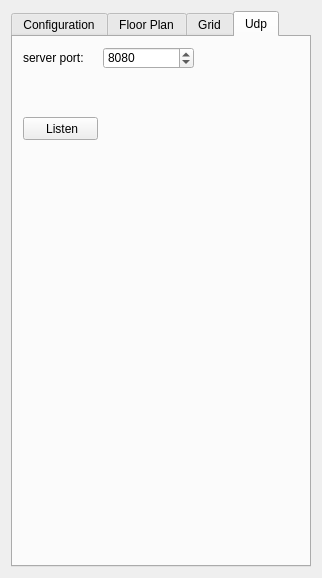
Before: the Qt Designer form autoNetSimulator/views/ViewSettingsWidget.ui in ZeroSean/NetSimulator, drawn with Qt 5.
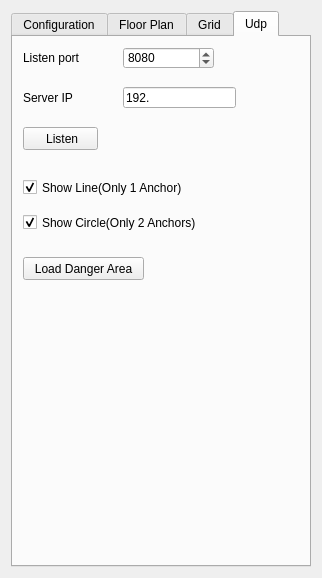
After: the same form once the commit is applied.

What changed in the file:
```diff
--- a/autoNetSimulator/views/ViewSettingsWidget.ui
+++ b/autoNetSimulator/views/ViewSettingsWidget.ui
@@ -25,6 +25,9 @@
      <property name="currentIndex">
       <number>3</number>
      </property>
+     <property name="tabsClosable">
+      <bool>false</bool>
+     </property>
      <widget class="QWidget" name="config_tab">
       <attribute name="title">
        <string>Configuration</string>
@@ -642,18 +645,18 @@
         <rect>
          <x>10</x>
          <y>10</y>
-         <width>81</width>
+         <width>101</width>
          <height>21</height>
         </rect>
        </property>
        <property name="text">
-        <string>server port:</string>
+        <string>Listen port</string>
        </property>
       </widget>
       <widget class="QSpinBox" name="port_sb">
        <property name="geometry">
         <rect>
-         <x>90</x>
+         <x>110</x>
          <y>10</y>
          <width>91</width>
          <height>22</height>
@@ -673,7 +676,7 @@
        <property name="geometry">
         <rect>
          <x>10</x>
-         <y>80</y>
+         <y>90</y>
          <width>75</width>
          <height>23</height>
         </rect>
@@ -686,9 +689,83 @@
        <property name="geometry">
         <rect>
          <x>10</x>
-         <y>40</y>
-         <width>171</width>
+         <y>50</y>
+         <width>91</width>
+         <height>21</height>
+        </rect>
+       </property>
+       <property name="text">
+        <string>Server IP</string>
+       </property>
+      </widget>
+      <widget class="QLineEdit" name="ip_edit">
+       <property name="geometry">
+        <rect>
+         <x>110</x>
+         <y>50</y>
+         <width>113</width>
+         <height>21</height>
+        </rect>
+       </property>
+       <property name="text">
+        <string>192.</string>
+       </property>
+      </widget>
+      <widget class="QCheckBox" name="showLine">
+       <property name="geometry">
+        <rect>
+         <x>10</x>
+         <y>140</y>
+         <width>251</width>
+         <height>21</height>
+        </rect>
+       </property>
+       <property name="acceptDrops">
+        <bool>false</bool>
+       </property>
+       <property name="text">
+        <string>Show Line(Only 1 Anchor)</string>
+       </property>
+       <property name="checked">
+        <bool>true</bool>
+       </property>
+      </widget>
+      <widget class="QCheckBox" name="showCircle">
+       <property name="geometry">
+        <rect>
+         <x>10</x>
+         <y>170</y>
+         <width>271</width>
          <height>31</height>
+        </rect>
+       </property>
+       <property name="text">
+        <string>Show Circle(Only 2 Anchors)</string>
+       </property>
+       <property name="checked">
+        <bool>true</bool>
+       </property>
+      </widget>
+      <widget class="QPushButton" name="loadDgArea_pb">
+       <property name="geometry">
+        <rect>
+         <x>10</x>
+         <y>220</y>
+         <width>121</width>
+         <height>23</height>
+        </rect>
+       </property>
+       <property name="text">
+        <string>Load Danger Area</string>
+       </property>
+      </widget>
+      <widget class="QLabel" name="dgAreaLabel">
+       <property name="geometry">
+        <rect>
+         <x>20</x>
+         <y>250</y>
+         <width>271</width>
+         <height>21</height>
         </rect>
        </property>
        <property name="text">
```
